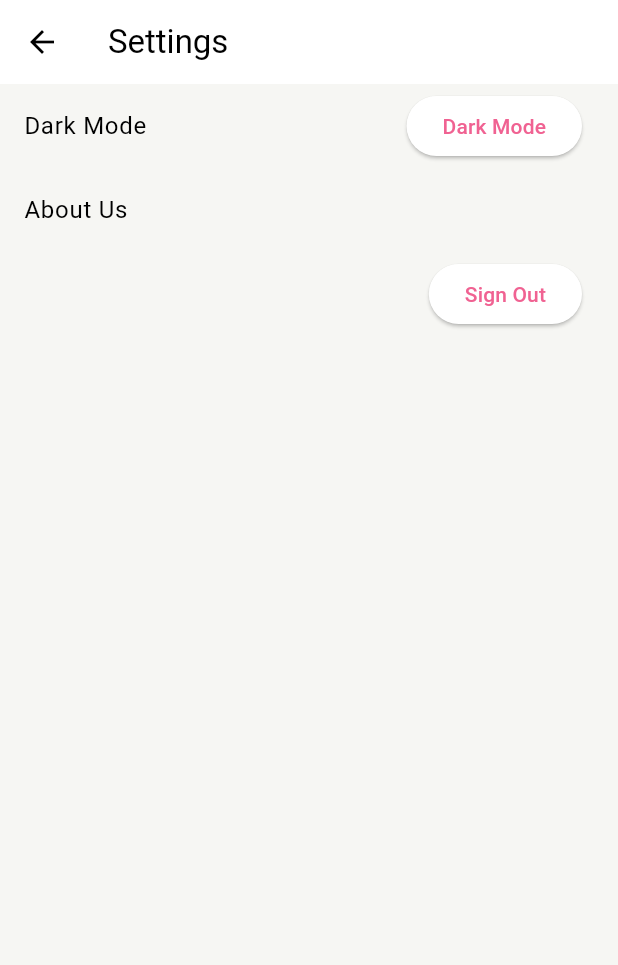
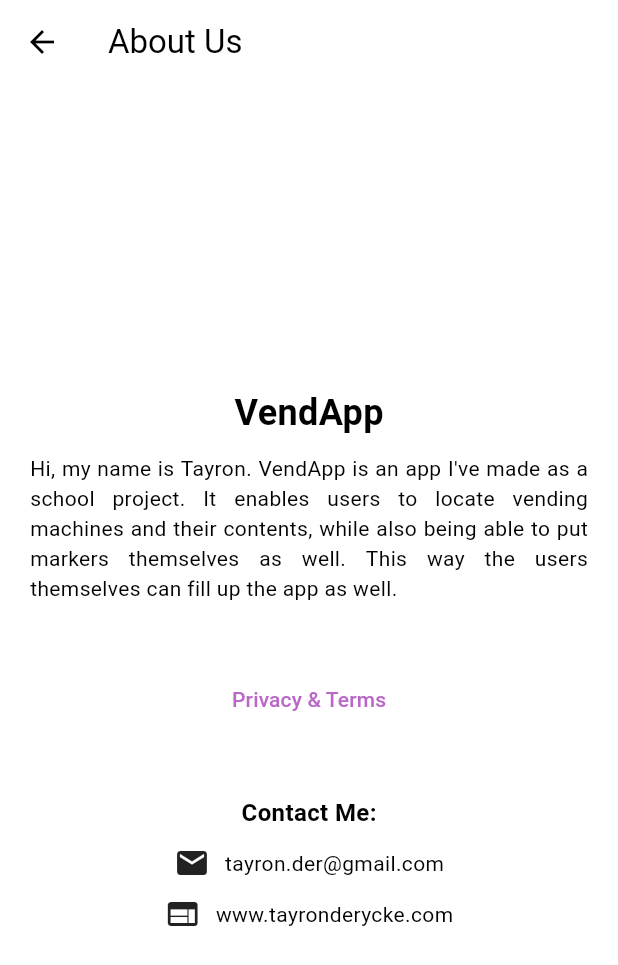
Before and after one commit to DeryckeTayron/SmartApp-Eindopdracht, a Flutter app: the screen it shows once a user with an empty profile is signed in, item 3 of the bottom bar chosen, after a tap on "About Us", on a phone screen of 412 x 824 dp. Shown: the top 965 px of the screen. Run offline on Flutter 3.47's test engine with Material 3 defaults, Android fonts, the phone set to English and light mode, and no system bars; our stand-ins replace cloud_firestore, firebase_auth, firebase_core, flutter_map, geolocator, latlong2; missing offline and left inert: flutter_map_marker_popup; accounts and stored records are empty.

Commit message:
added aboutus and privacy/policy page

```diff
--- /dev/null
+++ b/vend_app/lib/pages/about_us_page.dart
@@ -0,0 +1,76 @@
+import 'package:flutter/material.dart';
+import 'package:vend_app/pages/privacy_policy_page.dart';
+
+class AboutUsPage extends StatelessWidget {
+  const AboutUsPage({super.key});
+
+  @override
+  Widget build(BuildContext context) {
+    return Scaffold(
+      appBar: AppBar(
+        title: const Text('About Us'),
+      ),
+      body: Center(
+        child: Padding(
+          padding: const EdgeInsets.all(20.0),
+          child: Column(
+            mainAxisAlignment: MainAxisAlignment.center,
+            children: [
+              const Text(
+                'VendApp',
+                style: TextStyle(fontSize: 24, fontWeight: FontWeight.bold),
+              ),
+              const SizedBox(height: 10),
+              const Text(
+                'Hi, my name is Tayron. VendApp is an app I\'ve made as a school project. It enables users to locate vending machines and their contents, while also being able to put markers themselves as well. This way the users themselves can fill up the app as well.',
+                textAlign: TextAlign.justify,
+              ),
+              const SizedBox(height: 20),
+              const SizedBox(height: 20),
+              TextButton(
+                onPressed: () {
+                  Navigator.push(
+                    context,
+                    MaterialPageRoute(
+                        builder: (context) => const PrivacyPolicyPage()),
+                  );
+                },
+                child: const Text(
+                  'Privacy & Terms',
+                  textAlign: TextAlign.justify,
+                ),
+              ),
+              const SizedBox(height: 40),
+              const Text(
+                'Contact Me:',
+                style: TextStyle(fontSize: 16, fontWeight: FontWeight.bold),
+              ),
+              const SizedBox(height: 10),
+              const Row(
+                mainAxisAlignment: MainAxisAlignment.center,
+                children: [
+                  Icon(Icons.email),
+                  SizedBox(width: 10),
+                  Text(
+                    'tayron.der@gmail.com',
+                  ),
+                ],
+              ),
+              const SizedBox(height: 10),
+              const Row(
+                mainAxisAlignment: MainAxisAlignment.center,
+                children: [
+                  Icon(Icons.web),
+                  SizedBox(width: 10),
+                  Text(
+                    'www.tayronderycke.com',
+                  ),
+                ],
+              ),
+            ],
+          ),
+        ),
+      ),
+    );
+  }
+}
--- a/vend_app/lib/pages/dashboard_page.dart
+++ b/vend_app/lib/pages/dashboard_page.dart
@@ -133,6 +133,8 @@ class _DashboardPageState extends State<DashboardPage> {
     Navigator.push(context,
         MaterialPageRoute(builder: (context) => const MySettingsPage()));
   }
+
+
 
 // enables a dark mode map
   Widget _darkModeTileBuilder(
--- /dev/null
+++ b/vend_app/lib/pages/privacy_policy_page.dart
@@ -0,0 +1,83 @@
+import 'package:flutter/material.dart';
+
+class PrivacyPolicyPage extends StatelessWidget {
+  const PrivacyPolicyPage({super.key});
+
+  @override
+  Widget build(BuildContext context) {
+    return Scaffold(
+      appBar: AppBar(
+        title: const Text('Privacy Policy'),
+      ),
+      body: const Center(
+        child: Padding(
+          padding: EdgeInsets.all(20.0),
+          child: SingleChildScrollView(
+            // Make content scrollable if too long
+            child: Text(
+              '''
+
+**Introduction**
+
+This Privacy Policy describes how VendApp collects, uses, and discloses your information. It also explains the choices you have associated with your data and how you can contact us.
+
+**Information We Collect**
+
+We may collect the following information when you use the App:
+
+* **Personal Information:** We may collect personal information that can be used to identify you, such as your name, email address, or device identifier. However, [specify which information your app ACTUALLY collects, if any].
+* **Usage Data:** We may collect information about how you use the App, such as the features you access, the pages you visit, and the time you spend on the App.
+* **Location Data:** We may collect your location data with your consent to allow you to find vending machines near you.
+* **Device Information:** We may collect information about the device you use to access the App, such as the device type, operating system, and IP address.
+
+**How We Use Your Information**
+
+We may use the information we collect for the following purposes:
+
+* To provide and improve the App
+* To personalize your experience with the App
+* To analyze how the App is used
+* To comply with legal obligations
+
+**Sharing Your Information**
+
+We may share your information with third-party service providers who help us operate the App. We will only share your information with these providers in accordance with this Privacy Policy.
+
+**Your Choices**
+
+You have the following choices regarding your information:
+
+* You can access and update your personal information through the App settings (if applicable).
+* You can opt out of receiving marketing communications from us (if applicable).
+
+**Data Retention**
+
+We will retain your information for as long as necessary to fulfill the purposes described in this Privacy Policy. We will also retain your information as necessary to comply with legal obligations.
+
+**Children's Privacy**
+
+Our App is not directed to children under the age of 13. We do not knowingly collect personal information from children under 13. If you are a parent or guardian and you believe your child has provided us with personal information, please contact us.
+
+**Security**
+
+We take reasonable steps to protect your information from unauthorized access, disclosure, alteration, or destruction. However, no internet or electronic storage system is 100% secure.
+
+**Changes to this Privacy Policy**
+
+We may update this Privacy Policy from time to time. We will notify you of any changes by posting the new Privacy Policy on the App.
+
+**Contact Us**
+
+If you have any questions about this Privacy Policy, please contact us at tayron.der@gmail.com .
+
+**[29/04/2024]**
+
+''',
+              textAlign: TextAlign.justify,
+            ),
+          ),
+        ),
+      ),
+    );
+  }
+}
--- a/vend_app/lib/pages/settings_page.dart
+++ b/vend_app/lib/pages/settings_page.dart
@@ -1,6 +1,7 @@
 import 'package:firebase_auth/firebase_auth.dart';
 import 'package:flutter/material.dart';
 import 'package:vend_app/auth.dart';
+import 'package:vend_app/pages/about_us_page.dart';
 import 'package:vend_app/widget_tree.dart';
 import 'package:vend_app/widgets/dark_mode_button.dart';
 
@@ -17,7 +18,6 @@ class _MySettingsPageState extends State<MySettingsPage> {
   Future<void> signOut() async {
     await Auth().signOut();
     Navigator.pushAndRemoveUntil(
-      // Use Navigator.pushReplacement
       // ignore: use_build_context_synchronously
       context,
       MaterialPageRoute(builder: (context) => const WidgetTree()),
@@ -53,8 +53,8 @@ class _MySettingsPageState extends State<MySettingsPage> {
           ListTile(
             title: const Text('About Us'),
             onTap: () {
-              // Navigate to About Us page (optional)
-              // Navigator.push(context, MaterialPageRoute(builder: (context) => MyAboutUsPage()));
+              Navigator.push(context,
+                  MaterialPageRoute(builder: (context) => const AboutUsPage()));
             },
           ),
           ListTile(
--- a/vend_app/lib/theme/theme.dart
+++ b/vend_app/lib/theme/theme.dart
@@ -8,8 +8,8 @@ ThemeData lightMode = ThemeData(
   brightness: Brightness.light,
   colorScheme: ColorScheme.light(
       background: vendAppWhite,
-      primary: Colors.pink.shade300,
-      secondary: Colors.pink.shade200),
+      primary: Colors.purple.shade300,
+      secondary: Colors.purple.shade200),
 );
 
 ThemeData darkMode = ThemeData(
```
